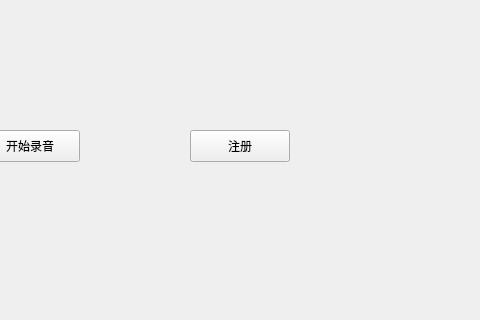
This is mainWindow.ui in ah-kevin/qt_clion as Qt 5 draws it before an edit; both pictures show x 230 to 710 and y 0 to 320 of the 800 by 600 pixel window. The edited form follows.
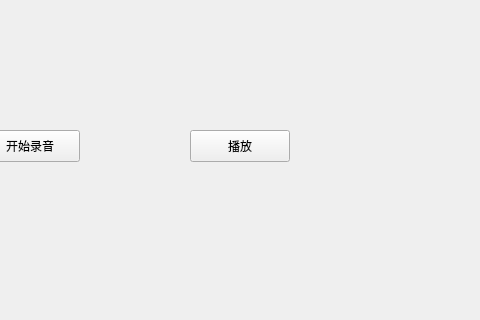
This is the edited form.

Commit message: pcm播放完成

```diff
--- a/mainWindow.ui
+++ b/mainWindow.ui
@@ -37,7 +37,7 @@
      </rect>
     </property>
     <property name="text">
-     <string>注册</string>
+     <string>播放</string>
     </property>
    </widget>
   </widget>
```
The commit also changes 5 other files.
